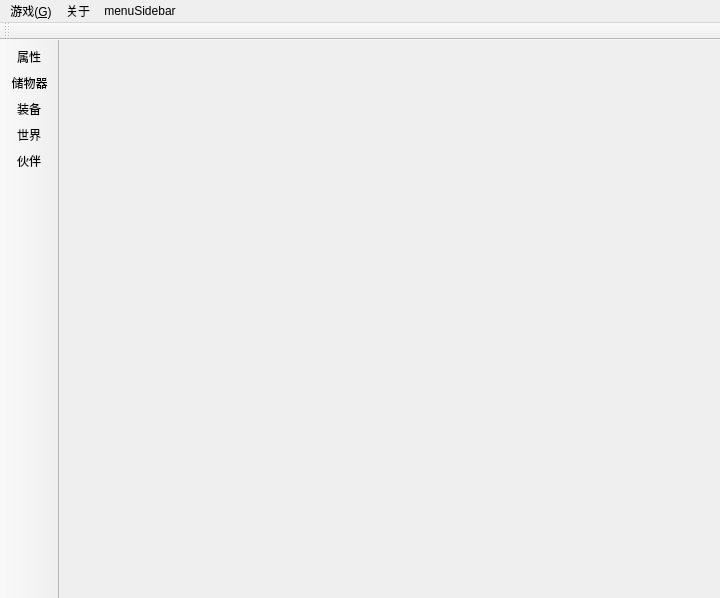
This is src/coeus/coeus_client_qt/game_main_dialog.ui in AngryPowman/Coeus as Qt 5 draws it before an edit. The edited form follows.
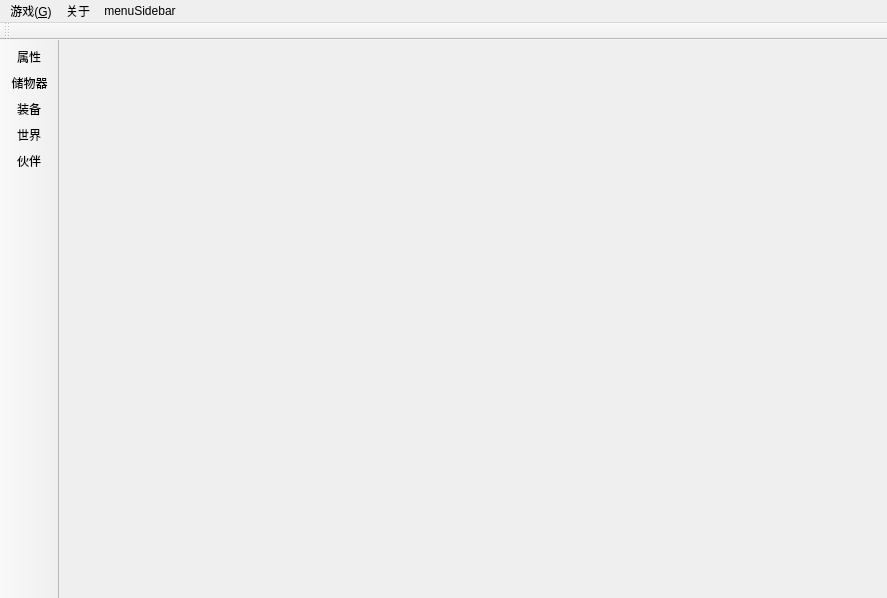
This is the edited form. Icons and pictures are not drawn.

Diff of the .ui file:
```diff
--- a/src/coeus/coeus_client_qt/game_main_dialog.ui
+++ b/src/coeus/coeus_client_qt/game_main_dialog.ui
@@ -6,7 +6,7 @@
    <rect>
     <x>0</x>
     <y>0</y>
-    <width>720</width>
+    <width>887</width>
     <height>598</height>
    </rect>
   </property>
@@ -32,8 +32,8 @@
     <rect>
      <x>0</x>
      <y>0</y>
-     <width>720</width>
-     <height>23</height>
+     <width>887</width>
+     <height>21</height>
     </rect>
    </property>
    <widget class="QMenu" name="menu_G">
```
